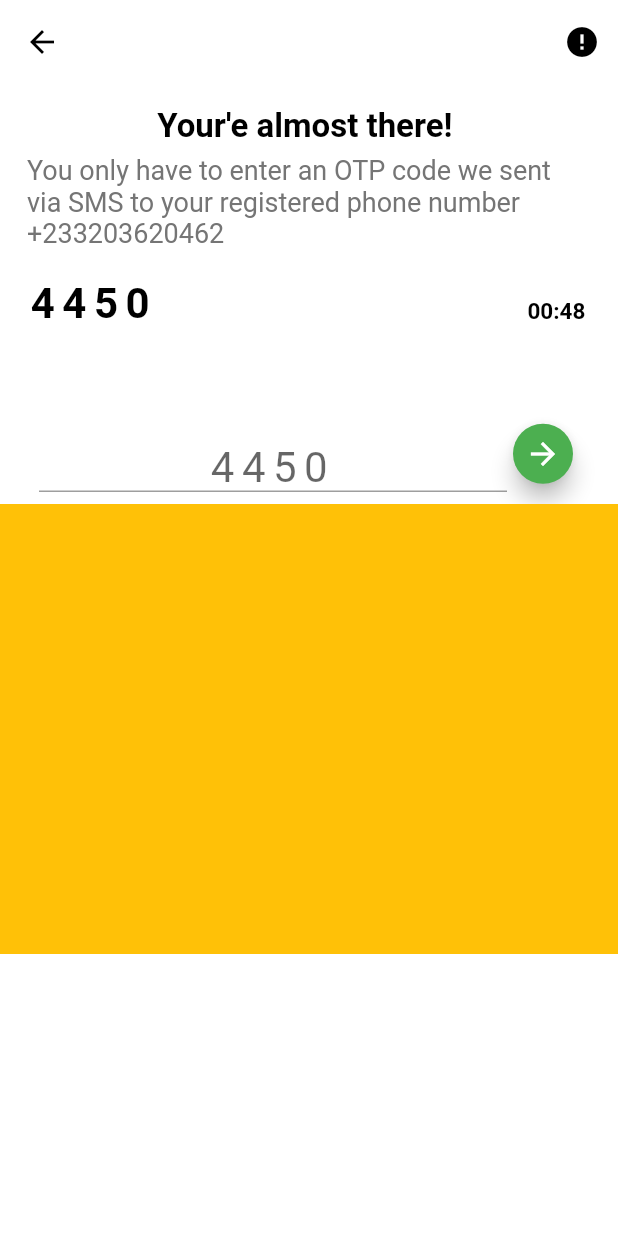
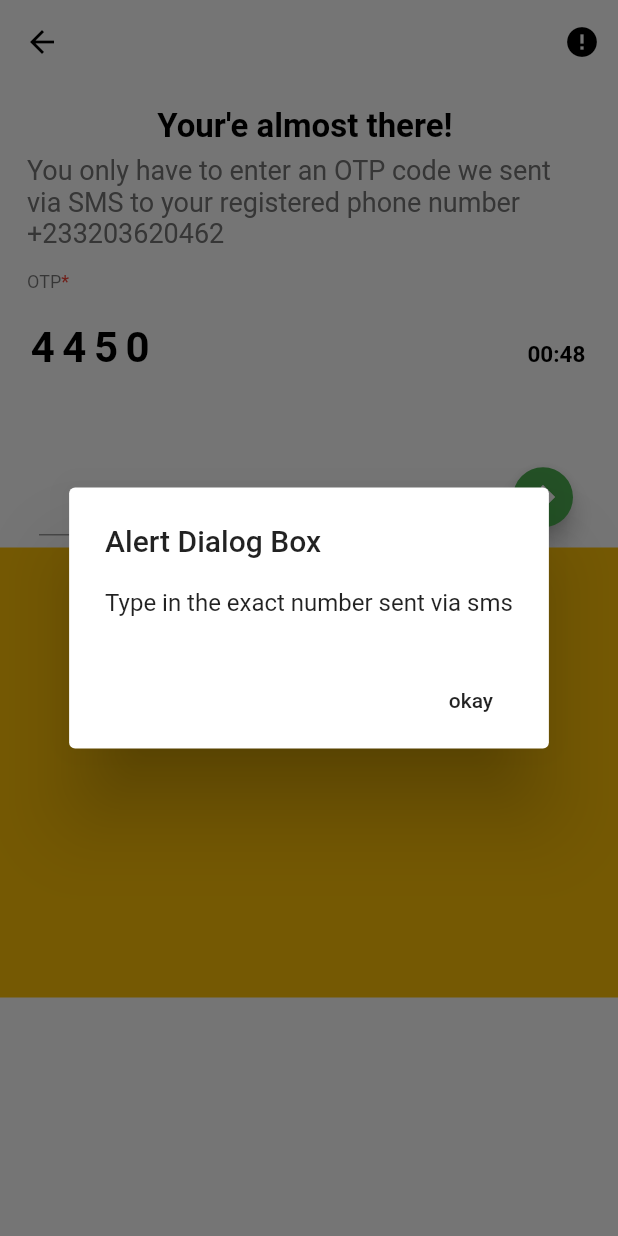
Before and after one commit to Cankarnama/Emrys-Login-Screens, a Flutter app: the OTP screen opened directly, after a tap on the "error" icon, on a phone screen of 412 x 824 dp. Run offline on Flutter 3.47's test engine with Material 2 defaults, Android fonts, the phone set to English and light mode, and no system bars; our stand-ins replace country_code_picker; missing offline and left inert: flag.

Commit message:
Added popup messages to register screens

```diff
--- a/proji_1/lib/OTP.dart
+++ b/proji_1/lib/OTP.dart
@@ -1,4 +1,5 @@
 import 'package:flutter/material.dart';
+import 'package:proji_1/Register01.dart';
 
 import 'Register02.dart';
 import 'LoginScreen_1.dart';
@@ -26,7 +27,24 @@ class OTP extends StatelessWidget {
                   Icons.error,
                   color: Colors.black,
                 ),
-                onPressed: () {},
+                onPressed: () {
+                   showDialog(
+                    context: context,
+                    builder: (ctx) => AlertDialog(
+                      title: Text("Alert Dialog Box"),
+                      content: Text("Type in the exact number sent via sms"),
+                      actions: <Widget>[
+                        FlatButton(
+                          onPressed: () {
+                            Navigator.of(ctx).pop();
+                          },
+                          child: Text("okay"),
+                        ),
+                      ],
+                    ),
+                  );
+                },
+
               )
             ],
           ),
@@ -70,6 +88,7 @@ class OTP extends StatelessWidget {
                               ),
                             ),
                           ),
+                             Register01().ShortText( 'OTP'),
                           Container(
                             margin: EdgeInsets.only(top:20)
                             ,
@@ -77,6 +96,7 @@ class OTP extends StatelessWidget {
                             child: Row(
                               mainAxisAlignment: MainAxisAlignment.spaceBetween,
                               children:  [
+
                                 const Text(
                                   '4450 ',
                                   style: TextStyle(
```
Also changed, not shown: proji_1/lib/Register01.dart (+16 -1 lines), proji_1/lib/Register02.dart (+23 -2 lines).
